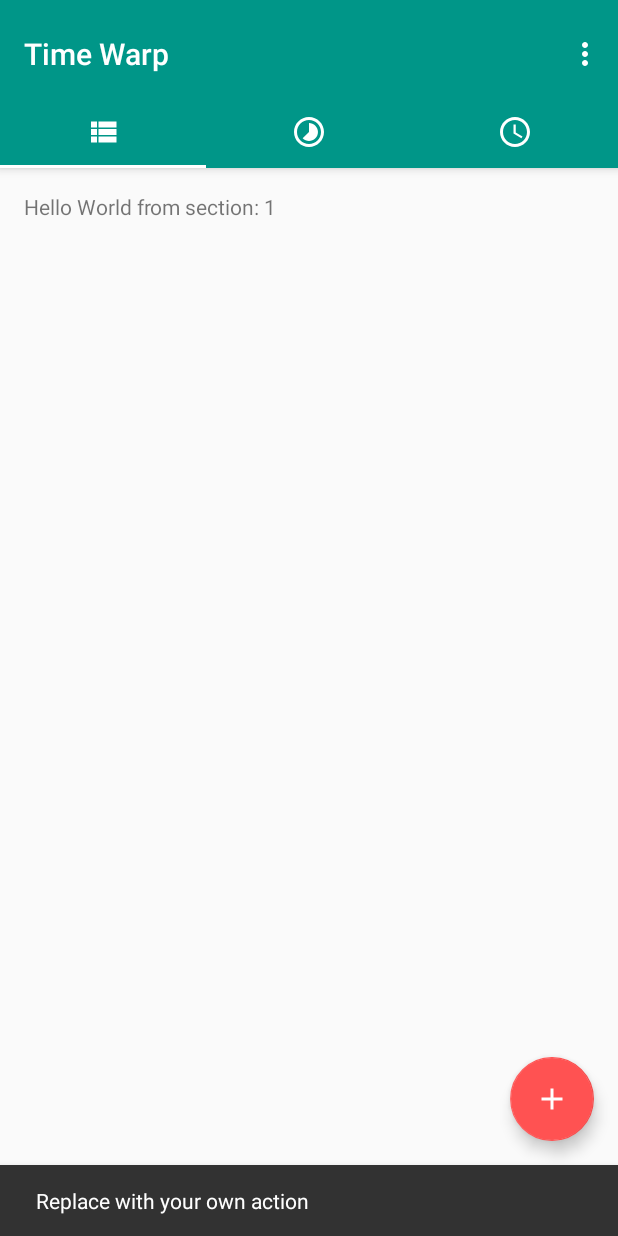
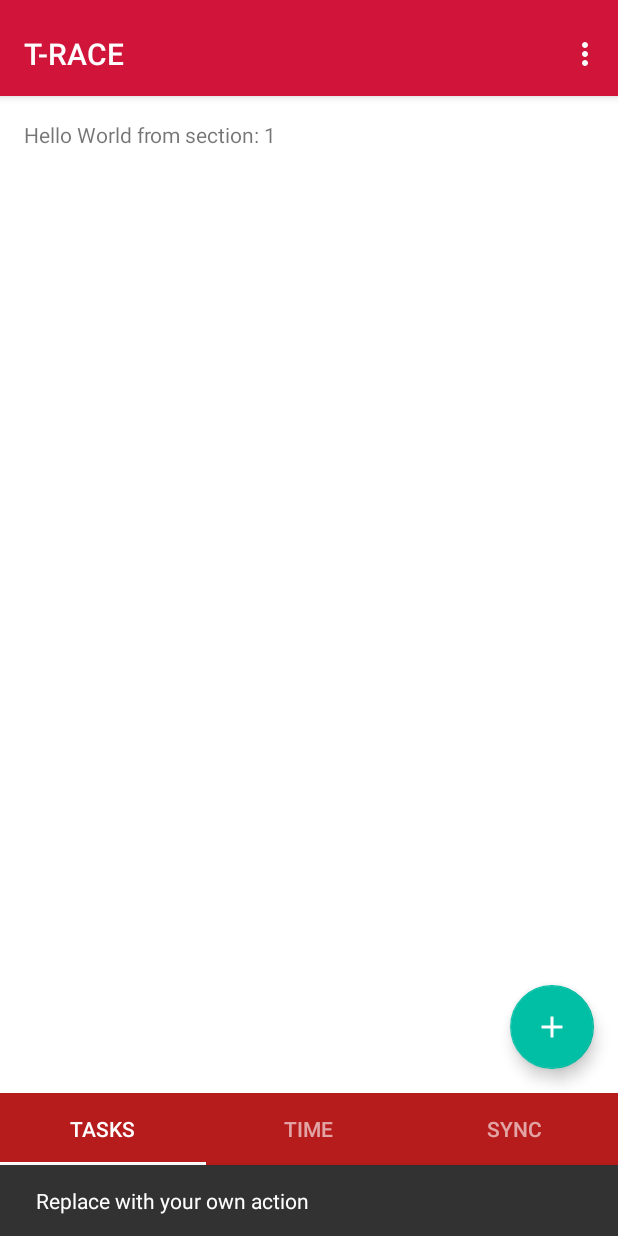
Before and after one commit to offvanHooijdonk/hackathon-time-warp, an Android app: the screen it shows after launch (MainActivity), after a tap on an icon or button, on a phone screen of 412 x 824 dp. Run offline under Robolectric (Android 15) with nearby library versions, the phone set to English and light mode, and no system bars; 2 statements that could not run were skipped.

Commit message:
Added sample Activity with Bottom Nav. Tabs moved to bottom. Added background color interpolation.

```diff
--- a/app/build.gradle
+++ b/app/build.gradle
@@ -24,7 +24,7 @@ android {
 
 dependencies {
     implementation fileTree(dir: 'libs', include: ['*.jar'])
-    implementation"org.jetbrains.kotlin:kotlin-stdlib-jre7:$kotlin_version"
+    implementation "org.jetbrains.kotlin:kotlin-stdlib-jre7:$kotlin_version"
     implementation 'com.android.support:appcompat-v7:26.1.0'
     implementation 'com.android.support:design:26.1.0'
     implementation 'com.android.support.constraint:constraint-layout:1.0.2'
--- a/app/src/main/java/by/epam/hackathon/timewarp/ui/MainActivity.kt
+++ b/app/src/main/java/by/epam/hackathon/timewarp/ui/MainActivity.kt
@@ -1,7 +1,10 @@
 package by.epam.hackathon.timewarp.ui
 
+import android.animation.ArgbEvaluator
 import android.animation.ObjectAnimator
-import android.content.Context
+import android.animation.ValueAnimator
+import android.graphics.Color
+import android.os.Build
 import android.os.Bundle
 import android.os.Handler
 import android.support.design.widget.Snackbar
@@ -9,11 +12,14 @@ import android.support.design.widget.TabLayout
 import android.support.v4.app.Fragment
 import android.support.v4.app.FragmentManager
 import android.support.v4.app.FragmentPagerAdapter
+import android.support.v4.view.ViewPager
 import android.support.v7.app.AppCompatActivity
+import android.util.Log
 import android.view.*
 import by.epam.hackathon.timewarp.R
 import kotlinx.android.synthetic.main.activity_main.*
 import kotlinx.android.synthetic.main.fragment_main.view.*
+
 
 class MainActivity : AppCompatActivity() {
 
@@ -34,10 +40,32 @@ class MainActivity : AppCompatActivity() {
         mSectionsPagerAdapter = SectionsPagerAdapter(supportFragmentManager)
         container.adapter = mSectionsPagerAdapter
 
+        val colorAnimation = ValueAnimator.ofObject(ArgbEvaluator(), this.resources.getColor(R.color.clock_background), 0xFFFFFF)
+        container.addOnPageChangeListener(object : ViewPager.OnPageChangeListener {
+            override fun onPageScrolled(position: Int, positionOffset: Float, positionOffsetPixels: Int) {
+                //Log.i("t-race", "position: $position, offset: $positionOffset, offsetPx: $positionOffsetPixels")
+                if (Build.VERSION.SDK_INT >= Build.VERSION_CODES.LOLLIPOP_MR1) {
+                    if (position == 1 ) {
+                        colorAnimation.setCurrentFraction(positionOffset)
+                        val color: Int = Color.parseColor(String.format("#%06X", 0xFFFFFF and colorAnimation.animatedValue as Int))
+                        container.setBackgroundColor(color)
+                        Log.i("t-race", "color: $color")
+                    } else if (position == 0) {
+                        colorAnimation.setCurrentFraction(1 - positionOffset)
+                        val color: Int = Color.parseColor(String.format("#%06X", 0xFFFFFF and colorAnimation.animatedValue as Int))
+                        container.setBackgroundColor(color)
+                    }
+                }
+            }
+
+            override fun onPageScrollStateChanged(state: Int) {}
+            override fun onPageSelected(position: Int) {}
+        })
+
         container.addOnPageChangeListener(TabLayout.TabLayoutOnPageChangeListener(tabs))
         tabs.addOnTabSelectedListener(TabLayout.ViewPagerOnTabSelectedListener(container))
 
-        tabs.addOnTabSelectedListener(TabSelectionListener(this))
+        tabs.addOnTabSelectedListener(TabSelectionListener())
 
         fab.setOnClickListener { view ->
             Snackbar.make(view, "Replace with your own action", Snackbar.LENGTH_LONG)
@@ -81,7 +109,7 @@ class MainActivity : AppCompatActivity() {
         }
     }
 
-    private inner class TabSelectionListener(val ctx: Context) : TabLayout.OnTabSelectedListener {
+    private inner class TabSelectionListener : TabLayout.OnTabSelectedListener {
 
         override fun onTabSelected(tab: TabLayout.Tab?) {
             fab.rotation = 0f
--- /dev/null
+++ b/app/src/main/java/by/epam/hackathon/timewarp/ui/MoveUpwardBehavior.kt
@@ -0,0 +1,25 @@
+package by.epam.hackathon.timewarp.ui
+
+import android.content.Context
+import android.support.design.widget.CoordinatorLayout
+import android.support.design.widget.Snackbar
+import android.support.v4.view.ViewCompat
+import android.util.AttributeSet
+import android.view.View
+
+class MoveUpwardBehavior : CoordinatorLayout.Behavior<View> {
+    constructor() : super()
+    constructor(context: Context?, attrs: AttributeSet?) : super(context, attrs)
+
+    override fun layoutDependsOn(parent: CoordinatorLayout?, child: View?, dependency: View?) = dependency is Snackbar.SnackbarLayout
+
+    override fun onDependentViewChanged(parent: CoordinatorLayout?, child: View?, dependency: View?): Boolean {
+        val translationY = Math.min(0.0f, (dependency!!.translationY) - dependency.height)
+        child!!.translationY = translationY
+        return true
+    }
+
+    override fun onDependentViewRemoved(parent: CoordinatorLayout?, child: View?, dependency: View?) {
+        ViewCompat.animate(child).translationY(0.0f).start();
+    }
+}
--- a/app/src/main/java/by/epam/hackathon/timewarp/ui/TimeControlFragment.kt
+++ b/app/src/main/java/by/epam/hackathon/timewarp/ui/TimeControlFragment.kt
@@ -14,7 +14,7 @@ import kotlinx.android.synthetic.main.fr_time_control.*
 import java.util.*
 
 class TimeControlFragment:Fragment() {
-    lateinit var receiverMin: BroadcastReceiver
+    private lateinit var receiverMin: BroadcastReceiver
 
     companion object {
         fun newInstance(): TimeControlFragment {
@@ -32,14 +32,15 @@ class TimeControlFragment:Fragment() {
                 drawCurrentTime(true)
             }
         }
+
+
     }
 
-    override fun onStart() {
-        super.onStart()
+    override fun onResume() {
+        super.onResume()
 
         drawCurrentTime(false)
         registerMinReceiver()
-
     }
 
     override fun onPause() {
--- /dev/null
+++ b/app/src/main/res/color/nav_bottom.xml
@@ -0,0 +1,6 @@
+<?xml version="1.0" encoding="utf-8"?>
+<selector xmlns:android="http://schemas.android.com/apk/res/android">
+    <item android:color="@color/nav_bottom_selected" android:state_checked="true" />
+    <item android:color="@color/nav_bottom_selected" android:state_active="true" />
+    <item android:color="@color/nav_bottom_normal" />
+</selector>
--- a/app/src/main/res/layout/activity_main.xml
+++ b/app/src/main/res/layout/activity_main.xml
@@ -2,7 +2,7 @@
 <android.support.design.widget.CoordinatorLayout xmlns:android="http://schemas.android.com/apk/res/android"
     xmlns:app="http://schemas.android.com/apk/res-auto"
     xmlns:tools="http://schemas.android.com/tools"
-    android:id="@+id/main_content"
+    android:id="@+id/mainContent"
     android:layout_width="match_parent"
     android:layout_height="match_parent"
     android:fitsSystemWindows="true"
@@ -26,11 +26,14 @@
             app:title="@string/app_name">
 
         </android.support.v7.widget.Toolbar>
+    </android.support.design.widget.AppBarLayout>
 
-        <android.support.design.widget.TabLayout
+    <!--<android.support.design.widget.TabLayout
         android:id="@+id/tabs"
         android:layout_width="match_parent"
         android:layout_height="wrap_content"
+        android:layout_gravity="bottom"
+        android:background="@color/colorPrimary"
         app:tabIndicatorColor="@color/md_white_1000">
 
         <android.support.design.widget.TabItem
@@ -51,8 +54,8 @@
             android:layout_height="wrap_content"
             android:icon="@drawable/ic_time_24" />
 
-        </android.support.design.widget.TabLayout>
-    </android.support.design.widget.AppBarLayout>
+    </android.support.design.widget.TabLayout>-->
+    <!--</android.support.design.widget.AppBarLayout>-->
 
     <android.support.v4.view.ViewPager
         android:id="@+id/container"
@@ -60,14 +63,47 @@
         android:layout_height="match_parent"
         app:layout_behavior="@string/appbar_scrolling_view_behavior" />
 
+    <android.support.design.widget.TabLayout
+        android:id="@+id/tabs"
+        android:layout_width="match_parent"
+        android:layout_height="wrap_content"
+        android:layout_gravity="bottom"
+        android:background="@color/tabs_back"
+        app:layout_behavior="by.epam.hackathon.timewarp.ui.MoveUpwardBehavior"
+        app:tabTextColor="@color/nav_bottom_normal"
+        app:tabSelectedTextColor="@color/nav_bottom_selected"
+        app:tabIndicatorColor="@color/md_white_1000">
+
+        <android.support.design.widget.TabItem
+            android:id="@+id/tabTasks"
+            android:layout_width="wrap_content"
+            android:layout_height="wrap_content"
+            android:text="@string/tab_tasks" />
+
+        <android.support.design.widget.TabItem
+            android:id="@+id/tabTime"
+            android:layout_width="wrap_content"
+            android:layout_height="wrap_content"
+            android:text="@string/tab_time" />
+
+        <android.support.design.widget.TabItem
+            android:id="@+id/tabSync"
+            android:layout_width="wrap_content"
+            android:layout_height="wrap_content"
+            android:text="@string/tab_sync" />
+
+    </android.support.design.widget.TabLayout>
+
     <android.support.design.widget.FloatingActionButton
         android:id="@+id/fab"
         android:layout_width="wrap_content"
         android:layout_height="wrap_content"
-        android:layout_gravity="end|bottom"
-        android:layout_margin="@dimen/fab_margin"
+        android:layout_marginEnd="@dimen/fab_margin"
+        android:layout_marginBottom="@dimen/fab_margin_above_tabs"
+        app:layout_anchor="@id/tabs"
+        app:layout_anchorGravity="end"
+        android:tint="@color/md_white_1000"
         app:fabSize="normal"
-        android:tint="@color/md_white_1000"
         app:srcCompat="@drawable/ic_add_24" />
 
 </android.support.design.widget.CoordinatorLayout>
--- a/app/src/main/res/layout/fr_time_control.xml
+++ b/app/src/main/res/layout/fr_time_control.xml
@@ -9,8 +9,8 @@
         android:layout_width="@dimen/analog_clock_size"
         android:layout_height="@dimen/analog_clock_size"
         android:layout_centerInParent="true"
-        app:clockColor="@color/md_blue_grey_400"
-        app:frameWidth="regular"
-        app:pointerWidth="regular" />
+        app:clockColor="@color/md_white_1000"
+        app:frameWidth="bold"
+        app:pointerWidth="bold" />
 
 </RelativeLayout>
--- a/app/src/main/res/values/colors.xml
+++ b/app/src/main/res/values/colors.xml
@@ -1,7 +1,16 @@
 <?xml version="1.0" encoding="utf-8"?>
 <resources>
-    <color name="colorPrimary">@color/md_teal_500</color>
+    <!--<color name="colorPrimary">@color/md_teal_500</color>
     <color name="colorPrimaryDark">@color/md_teal_700</color>
-    <color name="colorAccent">@color/md_red_A200</color>
+    <color name="colorAccent">@color/md_red_A200</color>-->
+    <color name="colorPrimary">#D11439</color>
+    <color name="colorPrimaryDark">@color/md_red_900</color>
+    <color name="colorAccent">@color/md_teal_A700</color>
     <color name="transparent">#00000000</color>
+
+    <color name="tabs_back">@color/md_red_900</color>
+    <color name="clock_background">#D11439</color>
+    <color name="nav_bottom_selected">@color/md_white_1000</color>
+    <color name="nav_bottom_normal">#99FFFFFF</color>
+    <!--<color name="clock_background">@color/md_red_600</color>-->
 </resources>
--- a/app/src/main/res/values/dimens.xml
+++ b/app/src/main/res/values/dimens.xml
@@ -4,5 +4,6 @@
     <dimen name="activity_vertical_margin">16dp</dimen>
     <dimen name="fab_margin">16dp</dimen>
     <dimen name="appbar_padding_top">8dp</dimen>
-    <dimen name="analog_clock_size">180dp</dimen>
+    <dimen name="analog_clock_size">260dp</dimen>
+    <dimen name="fab_margin_above_tabs">64dp</dimen>
 </resources>
--- a/app/src/main/res/values/strings.xml
+++ b/app/src/main/res/values/strings.xml
@@ -1,8 +1,12 @@
 <resources>
-    <string name="app_name">Time Warp</string>
-    <string name="tab_text_1">Tab 1</string>
-    <string name="tab_text_2">Tab 2</string>
-    <string name="tab_text_3">Tab 3</string>
+    <string name="app_name">T-RACE</string>
+    <string name="tab_tasks">Tasks</string>
+    <string name="tab_time">Time</string>
+    <string name="tab_sync">Sync</string>
     <string name="action_settings">Settings</string>
     <string name="section_format">Hello World from section: %1$d</string>
+    <string name="title_activity_main2">Main2Activity</string>
+    <string name="title_home">Home</string>
+    <string name="title_dashboard">Dashboard</string>
+    <string name="title_notifications">Notifications</string>
 </resources>
```
Also changed, not shown: app/src/main/AndroidManifest.xml (+10 -0 lines), app/src/main/java/by/epam/hackathon/timewarp/Main2Activity.kt (added, +34 -0 lines), app/src/main/res/drawable/ic_dashboard_black_24dp.xml (added, +9 -0 lines), app/src/main/res/drawable/ic_home_black_24dp.xml (added, +9 -0 lines), app/src/main/res/drawable/ic_notifications_black_24dp.xml (added, +9 -0 lines), app/src/main/res/layout/activity_main2.xml (added, +35 -0 lines), app/src/main/res/menu/navigation_bottom.xml (added, +19 -0 lines). Lines whose indentation alone changed are shown as unchanged.
